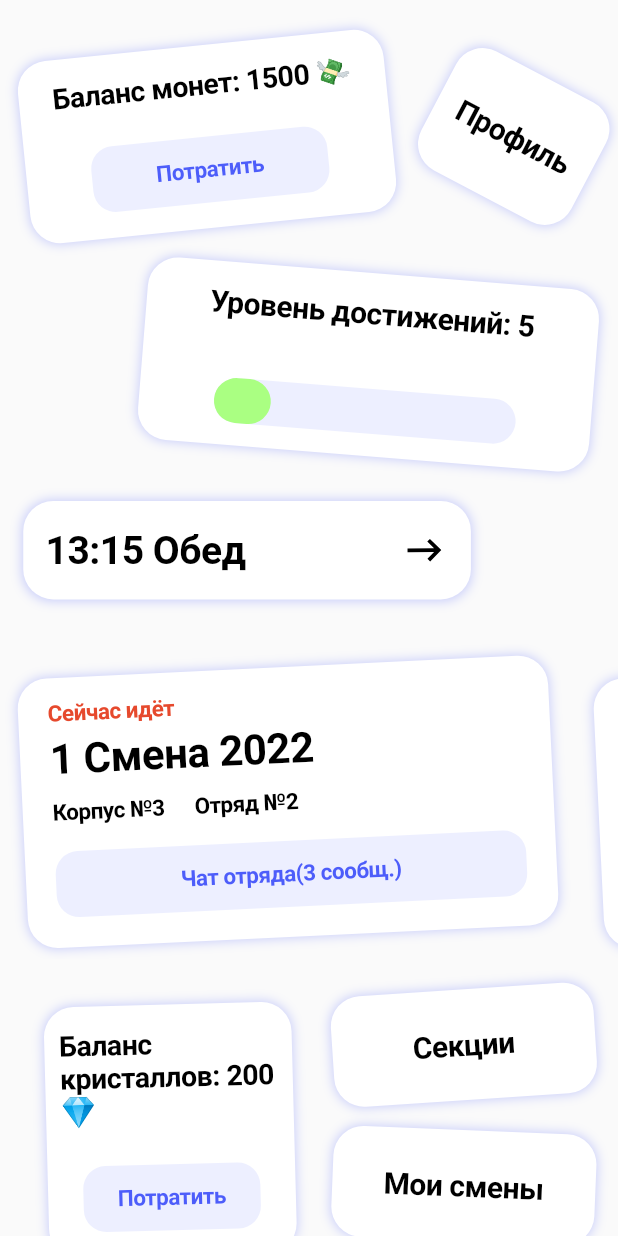
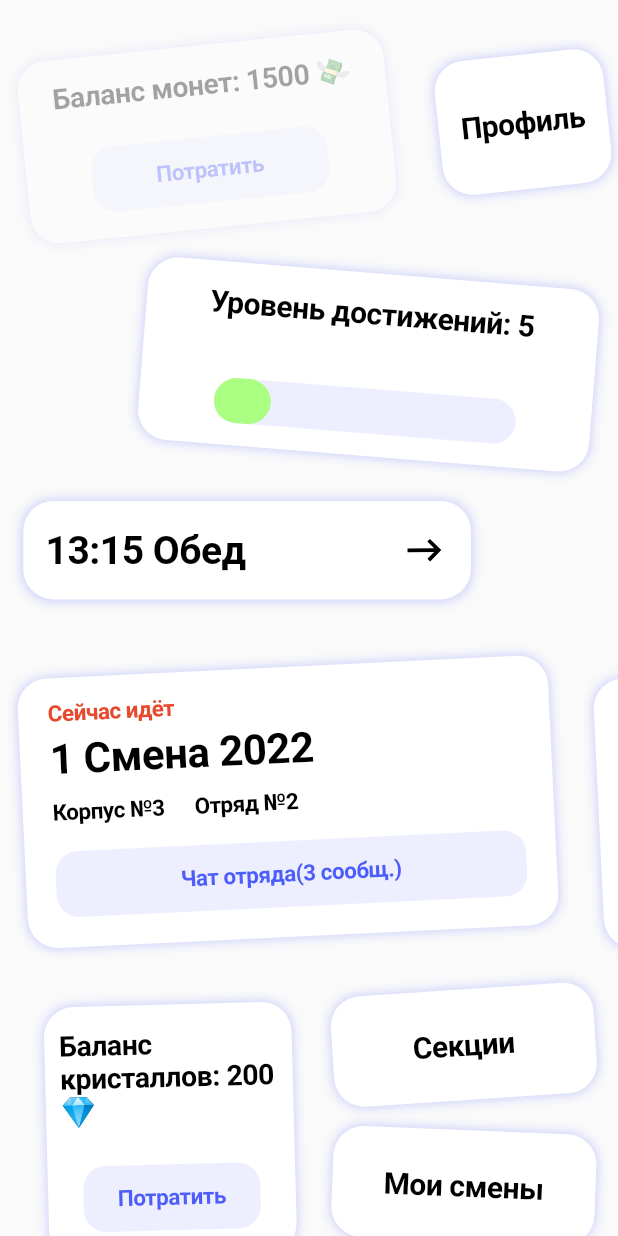
Before and after one commit to KonstInt/animations, a Flutter app: the screen it shows after launch, after a tap on an icon or button, on a phone screen of 412 x 824 dp. Run offline on Flutter 3.47's test engine with Material 2 defaults, Android fonts, the phone set to English and light mode, and no system bars; drawn by our look-alikes of percent_indicator; our stand-ins replace flutter_svg; Roboto replaces fonts that are missing (Montserrat).

```diff
--- a/lib/main.dart
+++ b/lib/main.dart
@@ -10,6 +10,7 @@ import 'package:animations/widget/my_smens.dart';
 import 'package:animations/widget/profile.dart';
 import 'package:animations/widget/sections.dart';
 import 'package:animations/widget/smens_list.dart';
+import 'package:animations/widget/spining_container.dart';
 import 'package:flutter/material.dart';
 import 'dart:math';
 
@@ -24,7 +25,27 @@ class MyApp extends StatefulWidget {
   State<MyApp> createState() => _MyAppState();
 }
 
-class _MyAppState extends State<MyApp> {
+class _MyAppState extends State<MyApp> with TickerProviderStateMixin {
+
+  late final AnimationController _visible_controller = AnimationController(
+    duration: const Duration(seconds: 2),
+    vsync: this,
+  )..repeat(reverse: true);
+  late final Animation<double> _animation = CurvedAnimation(
+    parent: _visible_controller,
+    curve: Curves.easeIn,
+  );
+
+  late final AnimationController _rotated_controller = AnimationController(
+    duration: const Duration(seconds: 10),
+    vsync: this,
+  )..repeat();
+  @override
+  void dispose() {
+    _visible_controller.dispose();
+    _rotated_controller.dispose();
+    super.dispose();
+  }
 
   @override
   Widget build(BuildContext context) {
@@ -38,8 +59,10 @@ class _MyAppState extends State<MyApp> {
                 Column(crossAxisAlignment: CrossAxisAlignment.start, children: [
               Row(
                 children: [
-                  Balance(),
-                  Profile(),
+                  FadeTransition(opacity: _animation, child: Balance()),
+
+                  SpinningContainer(controller: _rotated_controller, rotSet: 2*pi, mChild: Profile())
+
                 ],
               ),
               Row(
@@ -50,8 +73,6 @@ class _MyAppState extends State<MyApp> {
               ),
               Lanch(),
               Smens(),
-
-
               Container(
                 margin: const EdgeInsets.only(left: 15.5, top: 10, right: 15),
                 child: Row(
@@ -59,10 +80,7 @@ class _MyAppState extends State<MyApp> {
                     Crystal(),
                     Spacer(),
                     Column(
-                      children: [
-                        Sections(),
-                        MySmens()
-                      ],
+                      children: [Sections(), MySmens()],
                     )
                   ],
                 ),
--- /dev/null
+++ b/lib/widget/spining_container.dart
@@ -0,0 +1,19 @@
+import 'dart:math';
+import 'package:flutter/material.dart';
+
+class SpinningContainer extends AnimatedWidget {
+  Widget mChild;
+  double rotSet;
+  SpinningContainer({
+    super.key,
+    required AnimationController controller,
+    required this.mChild, required this.rotSet}) : super(listenable: controller);
+  Animation<double> get _progress => listenable as Animation<double>;
+  @override
+  Widget build(BuildContext context) {
+    return Transform.rotate(
+      angle: _progress.value * rotSet,
+      child: mChild,
+    );
+  }
+}
```
